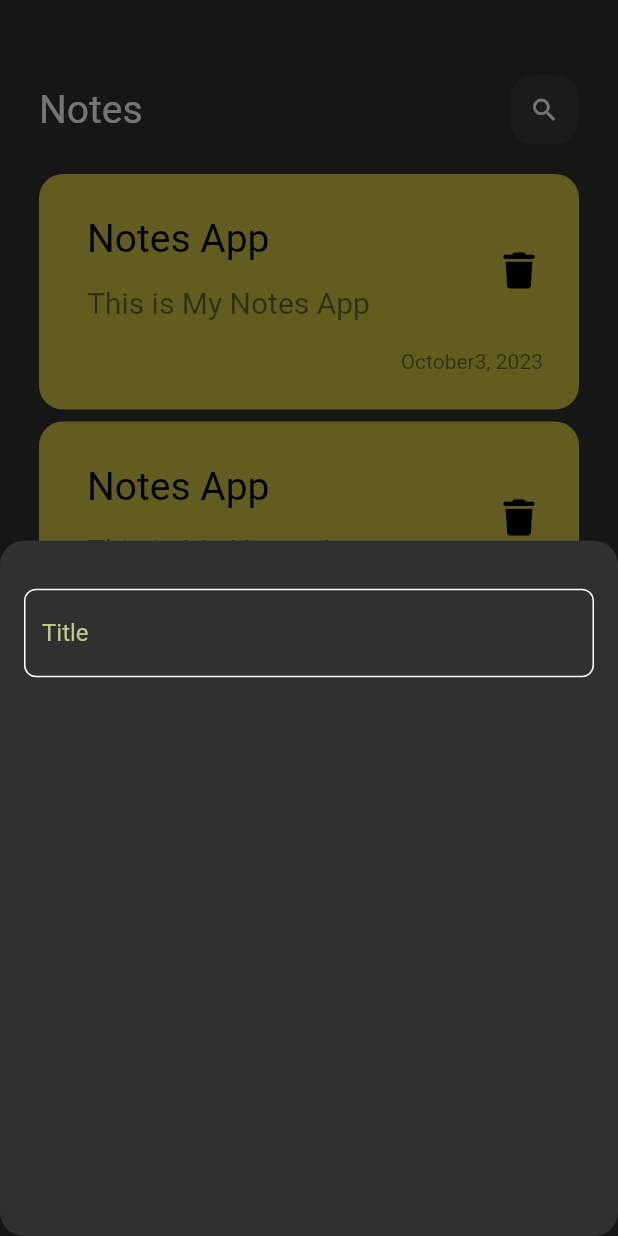
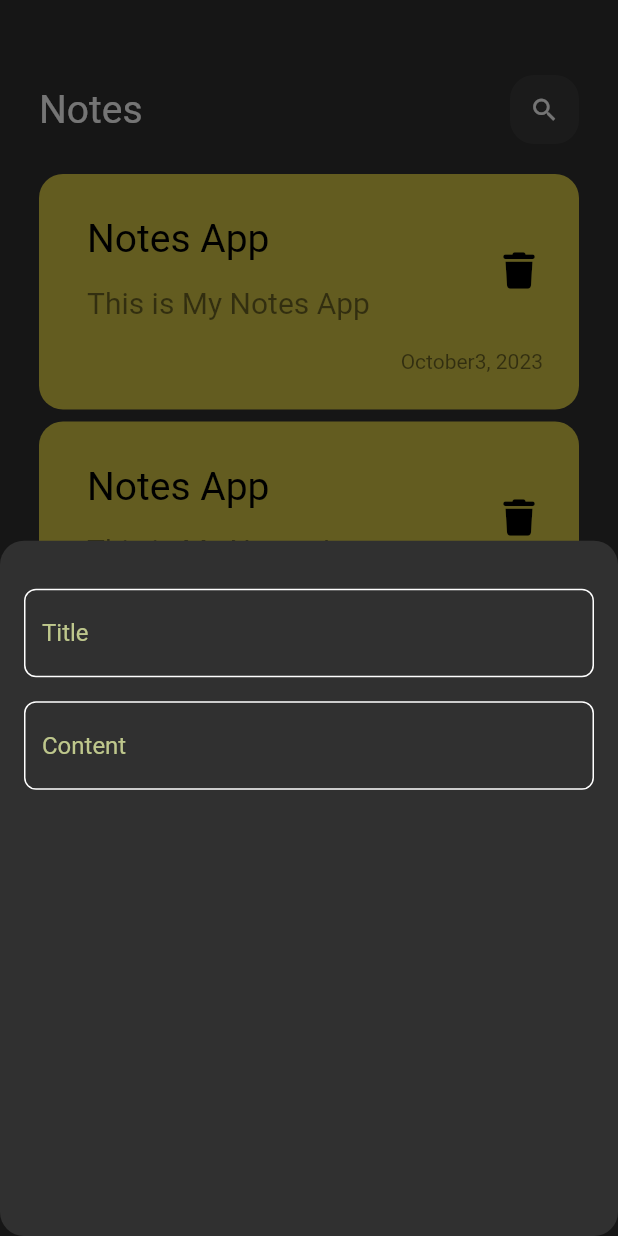
Before and after one commit to RadwaAshraf1/notes_app, a Flutter app: the screen it shows after launch, after a tap on the "add" icon, on a phone screen of 412 x 824 dp. Run offline on Flutter 3.47's test engine with Material 2 defaults, Android fonts, the phone set to English and light mode, and no system bars; our stand-ins replace font_awesome_flutter; Roboto replaces fonts that are missing (assets/fonts/Poppins-Regular.ttf).

Commit message:
add feild to note buttom sheet

```diff
--- a/lib/add_note_buttom_sheet.dart
+++ b/lib/add_note_buttom_sheet.dart
@@ -9,10 +9,20 @@ class AddNoteButtomSheet extends StatelessWidget {
     return const Padding(
       padding: EdgeInsets.symmetric(horizontal: 16),
       child: Column(
+        crossAxisAlignment: CrossAxisAlignment.center,
         children: [
           SizedBox(
             height: 32),
-          CustomTextField(),
+          CustomTextField(
+            hint: 'Title',
+          ),
+
+          SizedBox(height: 16),
+
+          CustomTextField(
+            hint: 'Content',
+            maxLines: 15,
+          ),
         ],
       ),
     );
--- a/lib/views/custom_text_field.dart
+++ b/lib/views/custom_text_field.dart
@@ -2,29 +2,29 @@ import 'package:flutter/material.dart';
 import 'package:notesapp/views/colors.dart';
 
 class CustomTextField extends StatelessWidget {
-  const CustomTextField({super.key});
-
+  const CustomTextField({super.key, required this.hint, this.maxLines=1, this.textAlign});
+  final String hint;
+  final int maxLines;
+  final TextAlign? textAlign;
   @override
   Widget build(BuildContext context) {
     return TextField(
       cursorColor: primaryColor,
       decoration: InputDecoration(
-        hintText: 'Title',
+        hintText: hint,
         hintStyle: const TextStyle(color: primaryColor),
         border: buildBorder(),
         enabledBorder: buildBorder(),
         focusedBorder: buildBorder(primaryColor),
-
-        ),
+      ),
     );
   }
 
   OutlineInputBorder buildBorder([color]) {
     return OutlineInputBorder(
-      borderRadius: BorderRadius.circular(8),
-      borderSide:  BorderSide(
-        color: color ?? Colors.white,
-        )
-      );
+        borderRadius: BorderRadius.circular(8),
+        borderSide: BorderSide(
+          color: color ?? Colors.white,
+        ));
   }
 }
```
